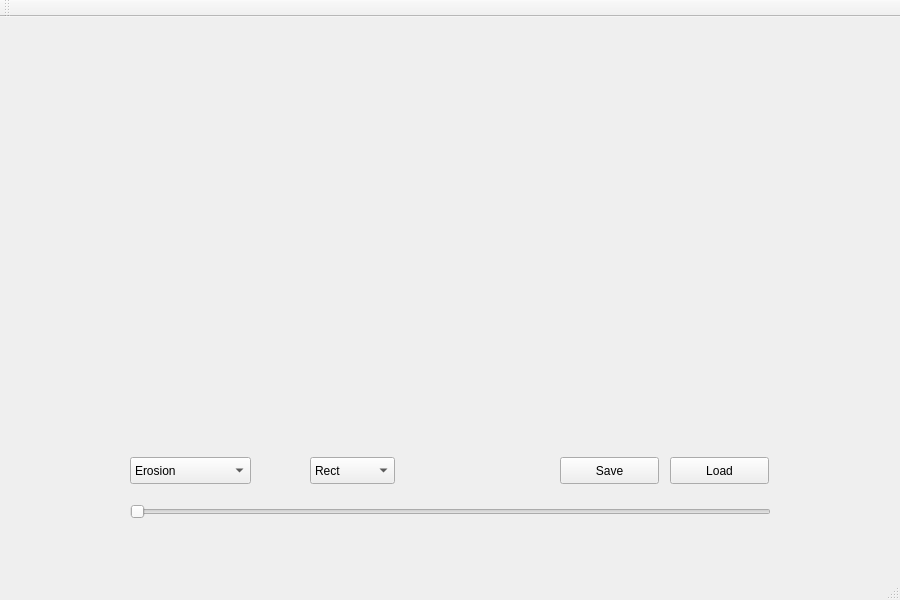
Bernardomrf/OpenCV, file test1/mainwindow.ui: the form before one commit.
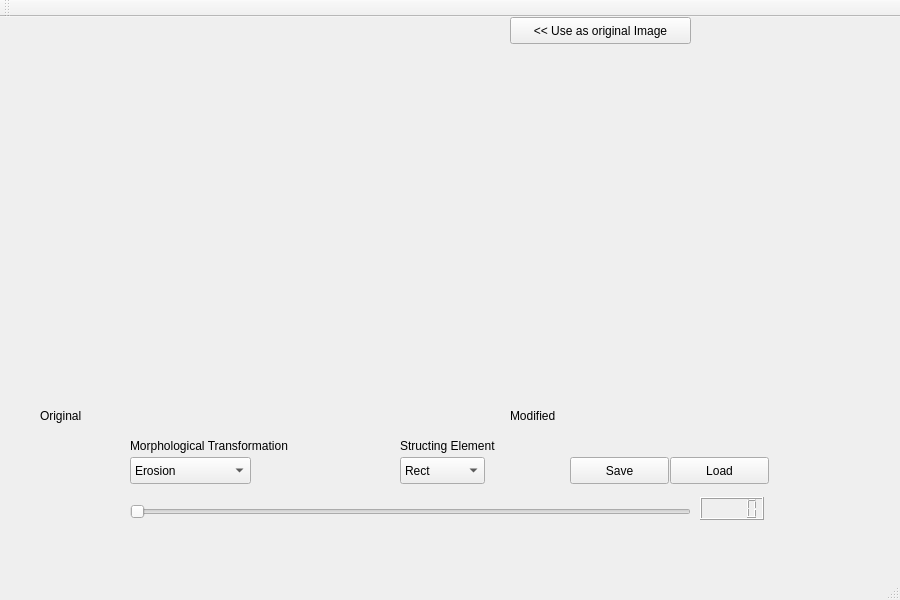
The form after the commit.

```diff
--- a/test1/mainwindow.ui
+++ b/test1/mainwindow.ui
@@ -51,7 +51,7 @@
      <rect>
       <x>130</x>
       <y>480</y>
-      <width>641</width>
+      <width>561</width>
       <height>29</height>
      </rect>
     </property>
@@ -113,7 +113,7 @@
    <widget class="QComboBox" name="comboBox_2">
     <property name="geometry">
      <rect>
-      <x>310</x>
+      <x>400</x>
       <y>440</y>
       <width>85</width>
       <height>27</height>
@@ -138,7 +138,7 @@
    <widget class="QPushButton" name="pushButton">
     <property name="geometry">
      <rect>
-      <x>560</x>
+      <x>570</x>
       <y>440</y>
       <width>99</width>
       <height>27</height>
@@ -161,6 +161,87 @@
      <string>Load</string>
     </property>
    </widget>
+   <widget class="QLCDNumber" name="lcdNumber">
+    <property name="geometry">
+     <rect>
+      <x>700</x>
+      <y>480</y>
+      <width>64</width>
+      <height>23</height>
+     </rect>
+    </property>
+    <property name="smallDecimalPoint">
+     <bool>false</bool>
+    </property>
+    <property name="segmentStyle">
+     <enum>QLCDNumber::Filled</enum>
+    </property>
+   </widget>
+   <widget class="QLabel" name="label_3">
+    <property name="geometry">
+     <rect>
+      <x>130</x>
+      <y>420</y>
+      <width>211</width>
+      <height>17</height>
+     </rect>
+    </property>
+    <property name="text">
+     <string>Morphological Transformation</string>
+    </property>
+   </widget>
+   <widget class="QLabel" name="label_4">
+    <property name="geometry">
+     <rect>
+      <x>400</x>
+      <y>420</y>
+      <width>151</width>
+      <height>17</height>
+     </rect>
+    </property>
+    <property name="text">
+     <string>Structing Element</string>
+    </property>
+   </widget>
+   <widget class="QPushButton" name="pushButton_3">
+    <property name="geometry">
+     <rect>
+      <x>510</x>
+      <y>0</y>
+      <width>181</width>
+      <height>27</height>
+     </rect>
+    </property>
+    <property name="text">
+     <string>&lt;&lt; Use as original Image</string>
+    </property>
+   </widget>
+   <widget class="QLabel" name="label_5">
+    <property name="geometry">
+     <rect>
+      <x>40</x>
+      <y>390</y>
+      <width>67</width>
+      <height>17</height>
+     </rect>
+    </property>
+    <property name="text">
+     <string>Original</string>
+    </property>
+   </widget>
+   <widget class="QLabel" name="label_6">
+    <property name="geometry">
+     <rect>
+      <x>510</x>
+      <y>390</y>
+      <width>67</width>
+      <height>17</height>
+     </rect>
+    </property>
+    <property name="text">
+     <string>Modified</string>
+    </property>
+   </widget>
   </widget>
   <widget class="QMenuBar" name="menuBar">
    <property name="geometry">
```
